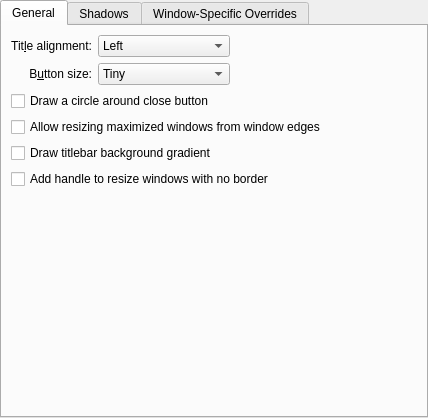
Qt form kdecoration/config/ui/inspireconfigurationui.ui (feren-OS/kwin-theme-inspire) before a commit.
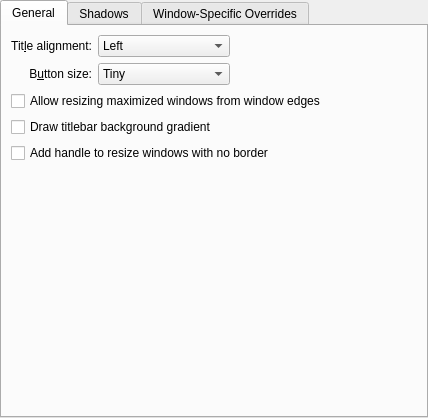
The same form after that commit. Custom widgets are drawn as their Qt base class.

Commit message: Ported to KDE Plasma 5.24.3, with new button styling

```diff
--- a/kdecoration/config/ui/inspireconfigurationui.ui
+++ b/kdecoration/config/ui/inspireconfigurationui.ui
@@ -152,13 +152,6 @@
          </property>
         </widget>
        </item>
-       <item row="2" column="0" colspan="3">
-        <widget class="QCheckBox" name="outlineCloseButton">
-         <property name="text">
-          <string>Draw a circle around close button</string>
-         </property>
-        </widget>
-       </item>
        <item row="4" column="0" colspan="3">
         <widget class="QCheckBox" name="drawBackgroundGradient">
          <property name="text">
```
Left out of the diff: 1 changed line with no effect on the pictures. The commit also changes 6 other files.
